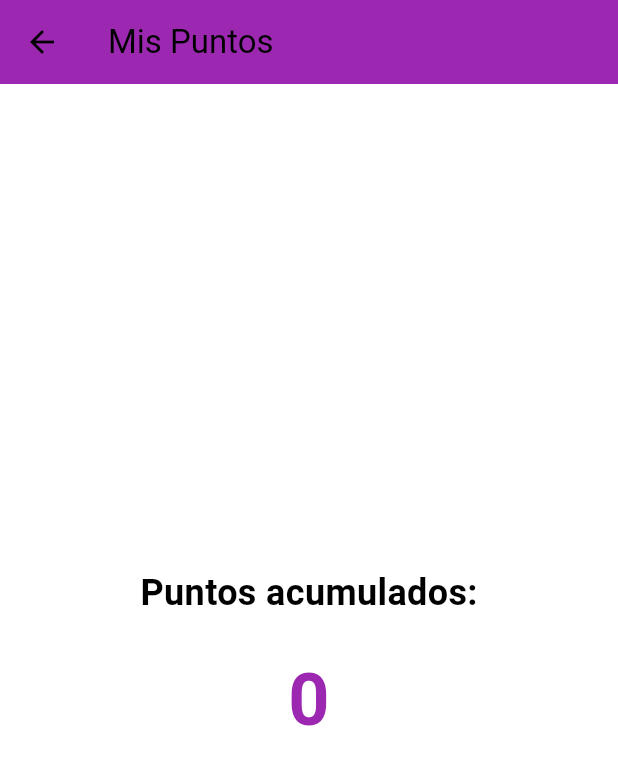
After one commit to August1751/MiMejorSer_App, a Flutter app: the PuntosPage screen opened directly, on a phone screen of 412 x 824 dp. The commit adds this screen. Shown: the top 765 px of the screen. Run offline on Flutter 3.47's test engine with Material 3 defaults, Android fonts, the phone set to English and light mode, and no system bars; our stand-ins replace get.

Commit message:
Puntuacion creada

```diff
--- a/lib/ui/Controllers/metas_controller.dart
+++ b/lib/ui/Controllers/metas_controller.dart
@@ -9,6 +9,7 @@ abstract class Meta {
 
   // Abstract method to complete the goal
   void completar();
+  void descompletar();
 }
 
 // Class representing a boolean goal (inherits from Meta)
@@ -35,7 +36,6 @@ class MetaBooleana extends Meta {
   }
 }
 
-
 // Class representing a quantifiable goal (inherits from Meta)
 class MetaCuantificable extends Meta {
   double valorActual = 0; // Current value of the quantifiable goal
@@ -56,23 +56,24 @@ class MetaCuantificable extends Meta {
   void completar() {
     completa = true;
   }
+
+  void descompletar() {
+    valorActual = 0;
+  }
 }
 
-// MetasController to manage a list of metas (goals)
 class MetasController extends GetxController {
-  // Observable list of metas
   var metas = <Meta>[].obs;
+  var puntos = 0.obs; // Variable que almacenará los puntos
 
-  // Constructor para recibir una lista dinámica
   MetasController({List<dynamic>? initialMetas}) {
     if (initialMetas != null) {
       for (var meta in initialMetas) {
         if (meta is MetaBooleana) {
-          metas.add(meta); // Añadir meta booleana si es del tipo correcto
+          metas.add(meta);
         } else if (meta is MetaCuantificable) {
-          metas.add(meta); // Añadir meta cuantificable si es del tipo correcto
+          metas.add(meta);
         }
-        // Si se espera otro tipo de meta en el futuro, se puede añadir aquí
       }
     }
   }
@@ -81,44 +82,48 @@ class MetasController extends GetxController {
     metas.add(meta);
   }
 
-  // Método para añadir una meta booleana
   void addMetaBooleana(String nombre) {
     metas.add(MetaBooleana(nombre));
   }
 
-  // Método para añadir una meta cuantificable
   void addMetaCuantificable(String nombre, double valorObjetivo) {
     metas.add(MetaCuantificable(nombre, valorObjetivo));
   }
 
-  // Método para actualizar el estado de una meta
   void updateCompletion(int index, bool isCompleted) {
-    metas[index].completa = isCompleted;
-    metas.refresh(); // Refresca la lista para actualizar la UI
+    if (isCompleted && !metas[index].completa) {
+      metas[index].completar();
+      puntos += 5; // Añadir 5 puntos cuando se completa la meta
+    }
+    metas.refresh(); // Refrescar la lista
   }
 
-  // Método para actualizar el progreso de una meta cuantificable
   void actualizarProgresoMetaCuantificable(int index, double valor) {
     if (metas[index] is MetaCuantificable) {
       (metas[index] as MetaCuantificable).actualizarProgreso(valor);
-      metas.refresh(); // Refresca la lista para actualizar la UI
+      if (metas[index].completa) {
+        puntos += 5; // Añadir puntos cuando se completa la meta
+      }
+      metas.refresh();
     }
   }
 
   void reiniciarMetasDiarias() {
     for (var meta in metas) {
       if (meta is MetaCuantificable) {
-        meta.valorActual = 0; // Reinicia el valor actual
+        meta.valorActual = 0;
       } else if (meta is MetaBooleana) {
+        if (meta.completa) {
+          puntos -=
+              5; // Restar los puntos si la meta estaba completa y se reinicia
+        }
         meta.completa = false;
-        meta.valorActual = 0; // Reinicia las metas booleanas
+        meta.valorActual = 0;
       }
     }
-    update(); // Notifica que las metas han sido actualizadas
+    update();
   }
 }
-
-
 
 class MetasPageController extends GetxController {
   // Observable lists for metas and selected
--- a/lib/ui/pages/home.dart
+++ b/lib/ui/pages/home.dart
@@ -3,6 +3,7 @@ import 'package:get/get.dart';
 import '../Controllers/metas_controller.dart';
 import '../Controllers/user_controller.dart'; // Importar UserController para acceder a los usuarios
 import 'package:intl/intl.dart'; // Para formatear la fecha
+import '../pages/puntos_page.dart'; // Importar la nueva página de puntos
 
 class Home extends StatefulWidget {
   @override
@@ -34,9 +35,9 @@ class _HomeState extends State<Home> {
   title: Column(
     crossAxisAlignment: CrossAxisAlignment.start,
     children: [
-              Text(user?.username ?? 'Usuario', style: TextStyle(fontSize: 18,color:Colors.white)),
+      Text(user?.username ?? 'Usuario', style: TextStyle(fontSize: 18, color: Colors.white)),
       SizedBox(height: 4),
-              Text('Fecha: $formattedDate', style: TextStyle(fontSize: 14,color: Colors.white)),
+      Text('Fecha: $formattedDate', style: TextStyle(fontSize: 14, color: Colors.white)),
     ],
   ),
   backgroundColor: Colors.purple,
@@ -45,16 +46,21 @@ class _HomeState extends State<Home> {
       icon: Icon(Icons.calendar_today),
       onPressed: () {
         setState(() {
-                  // Avanzar al siguiente día
           currentDate = currentDate.add(Duration(days: 1));
-                  // Reiniciar las metas del día
           controller.reiniciarMetasDiarias();
           userController.addMetasToUser(encodedEmail, controller.metas);
         });
       },
     ),
+    IconButton(
+      icon: Icon(Icons.star), // Ícono para ir a la página de puntos
+      onPressed: () {
+        Get.to(PuntosPage()); // Navegar a la página de puntos
+      },
+    ),
   ],
 ),
+
         body: Padding(
           padding: const EdgeInsets.all(16.0),
           child: Column(
@@ -259,6 +265,7 @@ class GoalGridItem extends StatelessWidget {
   }
 
   void _showBooleanMetaDialog(BuildContext context, MetaBooleana meta) {
+    if(meta.completa != true){
       showDialog(
       context: context,
       builder: (context) {
@@ -287,6 +294,8 @@ class GoalGridItem extends StatelessWidget {
         );
       },
     );
+    }
+
   }
 
   void _showProgressDialog(BuildContext context, MetaCuantificable meta) {
--- /dev/null
+++ b/lib/ui/pages/puntos_page.dart
@@ -0,0 +1,35 @@
+import 'package:flutter/material.dart';
+import 'package:get/get.dart';
+import '../Controllers/metas_controller.dart';
+
+class PuntosPage extends StatelessWidget {
+  @override
+  Widget build(BuildContext context) {
+    final MetasController metasController = Get.find<MetasController>();
+
+    return Scaffold(
+      appBar: AppBar(
+        title: Text('Mis Puntos'),
+        backgroundColor: Colors.purple,
+      ),
+      body: Center(
+        child: Obx(() {
+          return Column(
+            mainAxisAlignment: MainAxisAlignment.center,
+            children: [
+              Text(
+                'Puntos acumulados:',
+                style: TextStyle(fontSize: 24, fontWeight: FontWeight.bold),
+              ),
+              SizedBox(height: 20),
+              Text(
+                '${metasController.puntos.value}', // Mostramos los puntos actuales
+                style: TextStyle(fontSize: 48, fontWeight: FontWeight.bold, color: Colors.purple),
+              ),
+            ],
+          );
+        }),
+      ),
+    );
+  }
+}
```
Lines whose indentation alone changed are shown as unchanged.
